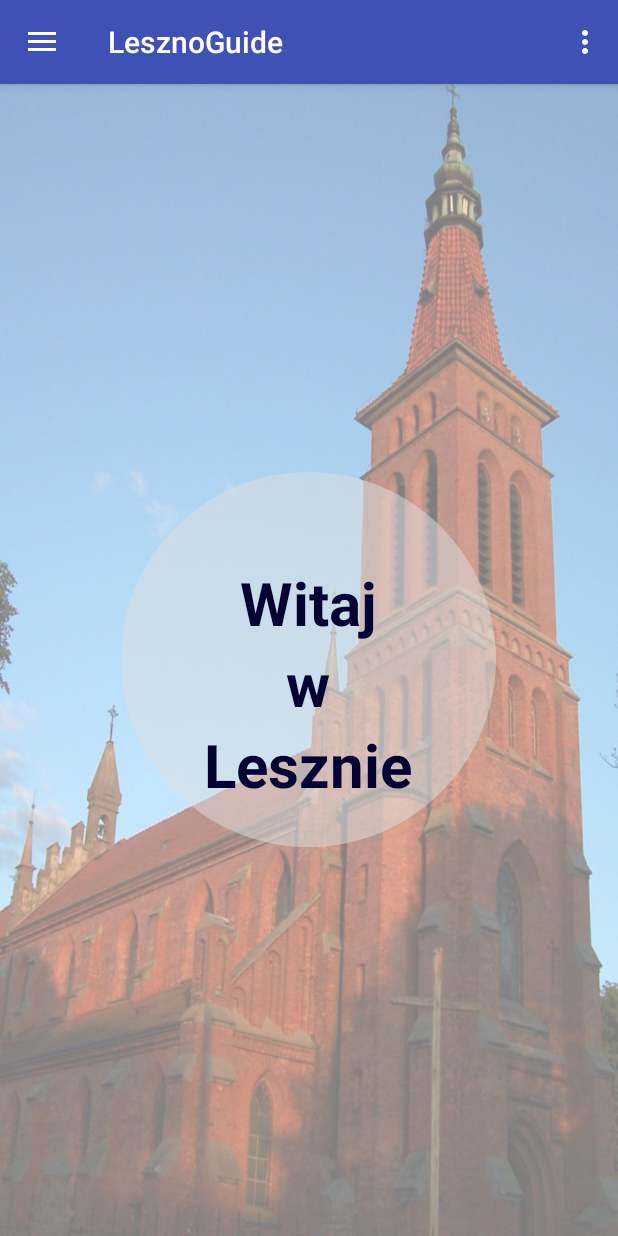
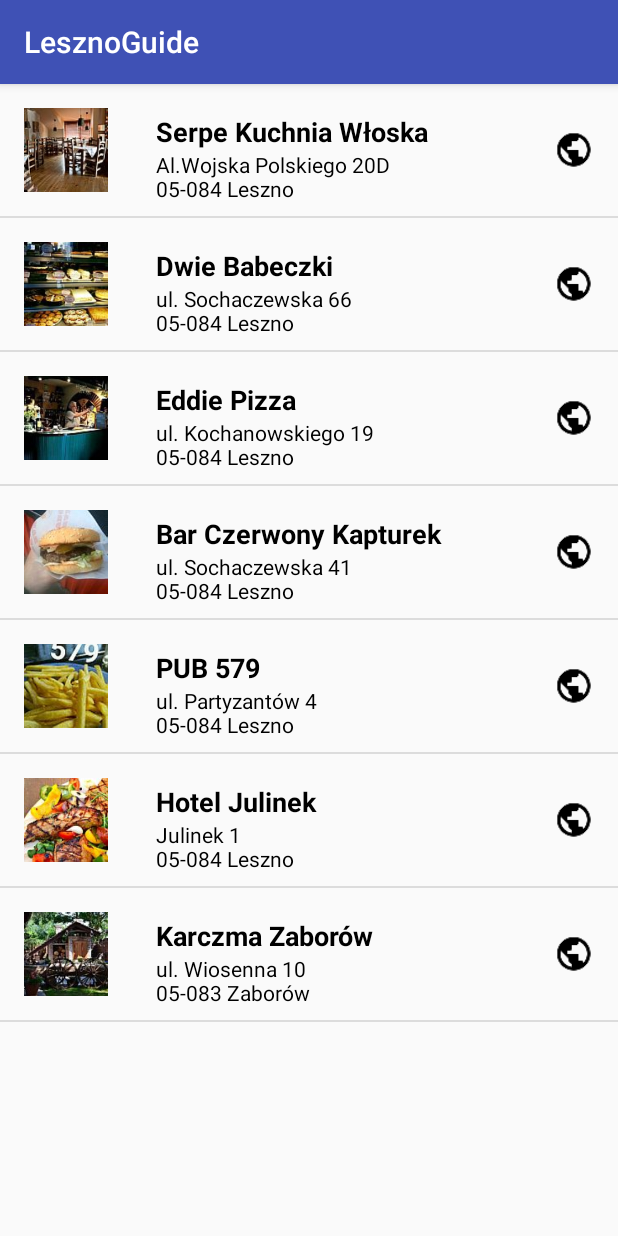
Before and after one commit to JustynaChrustna/LesznoGuide, an Android app: the screen it shows after launch (MainActivity before the commit, RestaurantsActivity after it), in the side drawer, after a tap on "Jedzenie", on a phone screen of 412 x 824 dp. Run offline under Robolectric (Android 15) with nearby library versions, the phone set to English and light mode, and no system bars.

Commit message:
Add RestaurantsActivity.

```diff
--- a/app/src/main/AndroidManifest.xml
+++ b/app/src/main/AndroidManifest.xml
@@ -18,7 +18,8 @@
                 <category android:name="android.intent.category.LAUNCHER" />
             </intent-filter>
         </activity>
-        <activity android:name=".HotelsActivity"></activity>
+        <activity android:name=".HotelsActivity" />
+        <activity android:name=".RestaurantsActivity"></activity>
     </application>
 
 </manifest>
--- a/app/src/main/java/justynachrustna/lesznoguide/HotelsActivity.java
+++ b/app/src/main/java/justynachrustna/lesznoguide/HotelsActivity.java
@@ -19,14 +19,14 @@ public class HotelsActivity extends AppCompatActivity {
         setContentView(R.layout.place_list);
 
         final ArrayList<Place> places = new ArrayList<Place>();
-        places.add(new Place("Hotel Julinek", "Julinek 1, 05-084 Leszno, Polska", R.drawable.hotels_julinek));
-        places.add(new Place("Apisołtysówka", "Powązki 11a, 05-084 Leszno, Polska", R.drawable.hotels_apisoltysowka));
-        places.add(new Place("Agroturystyka Korfowe", "Korfowe 7, 05-085 Kampinos, Polska", R.drawable.hotels_korfowe));
-        places.add(new Place("Klub Przystań", "ul. Krótka 2, 05-084 Leszno. Polska", R.drawable.hotels_przystan));
-        places.add(new Place("Stajnia Mandra", "Korfowe 8, 05-085 Kampinos, Polska", R.drawable.hotels_mandra));
-        places.add(new Place("Agroturystyka Izabella", "Powązki 14, 05-084 Leszno, Polska", R.drawable.hotels_izabella));
-        places.add(new Place("Agroturystyka Dom na Górce", "Szymanówek 11, 05-084 Leszno, Polska", R.drawable.hotels_nagorce));
-        places.add(new Place("Centrum Szkoleniowo Konsultacyjne BGŻ", "ul. Fabryczna 1, 05-084 Leszno, Polska", R.drawable.hotels_bgz));
+        places.add(new Place("Hotel Julinek", "Julinek 1"+"\n"+"05-084 Leszno", R.drawable.hotels_julinek));
+        places.add(new Place("Apisołtysówka", "Powązki 11a"+"\n"+"05-084 Leszno", R.drawable.hotels_apisoltysowka));
+        places.add(new Place("Agroturystyka Korfowe", "Korfowe 7"+"\n"+"05-085 Kampinos", R.drawable.hotels_korfowe));
+        places.add(new Place("Klub Przystań", "ul. Krótka 2"+"\n"+"05-084 Leszno", R.drawable.hotels_przystan));
+        places.add(new Place("Stajnia Mandra", "Korfowe 8"+"\n"+"05-085 Kampinos", R.drawable.hotels_mandra));
+        places.add(new Place("Agroturystyka Izabella", "Powązki 14"+"\n"+"05-084 Leszno", R.drawable.hotels_izabella));
+        places.add(new Place("Agroturystyka Dom na Górce", "Szymanówek 11"+"\n"+"05-084 Leszno", R.drawable.hotels_nagorce));
+        places.add(new Place("Centrum Szkoleniowo Konsultacyjne BGŻ", "ul. Fabryczna 1"+"\n"+"05-084 Leszno", R.drawable.hotels_bgz));
 
 
         PlaceAdapter adapter = new PlaceAdapter(this, places);
--- a/app/src/main/java/justynachrustna/lesznoguide/MainActivity.java
+++ b/app/src/main/java/justynachrustna/lesznoguide/MainActivity.java
@@ -72,10 +72,11 @@ public class MainActivity extends AppCompatActivity
         int id = item.getItemId();
 
         if (id == R.id.nav_hotels) {
-            Intent restaurantsIntent = new Intent(MainActivity.this, HotelsActivity.class);
+            Intent hotelsIntent = new Intent(MainActivity.this, HotelsActivity.class);
+            startActivity(hotelsIntent);
+        } else if (id == R.id.nav_restaurants) {
+            Intent restaurantsIntent = new Intent(MainActivity.this, RestaurantsActivity.class);
             startActivity(restaurantsIntent);
-        } else if (id == R.id.nav_restaurants) {
-
         } else if (id == R.id.nav_attractions) {
 
         } else if (id == R.id.nav_books) {
--- /dev/null
+++ b/app/src/main/java/justynachrustna/lesznoguide/RestaurantsActivity.java
@@ -0,0 +1,45 @@
+package justynachrustna.lesznoguide;
+
+import android.support.v7.app.AppCompatActivity;
+import android.os.Bundle;
+import android.view.View;
+import android.widget.AdapterView;
+import android.widget.ListView;
+
+import java.util.ArrayList;
+
+public class RestaurantsActivity extends AppCompatActivity {
+
+    @Override
+    protected void onCreate(Bundle savedInstanceState) {
+        super.onCreate(savedInstanceState);
+        setContentView(R.layout.place_list);
+
+        final ArrayList<Place> places = new ArrayList<Place>();
+        places.add(new Place("Serpe Kuchnia Włoska", "Al.Wojska Polskiego 20D"+"\n"+"05-084 Leszno", R.drawable.restaurants_serpe));
+        places.add(new Place("Dwie Babeczki", "ul. Sochaczewska 66"+"\n"+"05-084 Leszno", R.drawable.restaurants_babeczki));
+        places.add(new Place("Eddie Pizza", "ul. Kochanowskiego 19"+"\n"+"05-084 Leszno", R.drawable.restaurants_eddie));
+        places.add(new Place("Bar Czerwony Kapturek", "ul. Sochaczewska 41"+"\n"+"05-084 Leszno", R.drawable.restaurants_kapturek));
+        places.add(new Place("PUB 579", "ul. Partyzantów 4"+"\n"+"05-084 Leszno", R.drawable.restaurants_pub));
+        places.add(new Place("Hotel Julinek", "Julinek 1"+"\n"+"05-084 Leszno", R.drawable.restaurants_julinek));
+        places.add(new Place("Karczma Zaborów", "ul. Wiosenna 10"+"\n"+"05-083 Zaborów", R.drawable.restaurants_zaborow));
+
+
+        PlaceAdapter adapter = new PlaceAdapter(this, places);
+
+        ListView listView = (ListView) findViewById(R.id.list);
+
+        listView.setAdapter(adapter);
+        listView.setOnItemClickListener(new AdapterView.OnItemClickListener() {
+            @Override
+            public void onItemClick(AdapterView<?> adapterView, View view, int position, long l) {
+                Place place=places.get(position);
+
+
+
+
+
+            }
+        });
+    }
+}
--- a/app/src/main/res/layout/list_item.xml
+++ b/app/src/main/res/layout/list_item.xml
@@ -22,7 +22,7 @@
         android:orientation="vertical"
         android:paddingLeft="16dp">
 
-        <TextView
+         <TextView
             android:id="@+id/place_name_text_view"
             android:layout_width="match_parent"
             android:layout_height="0dp"
```
Also changed, not shown: app/src/main/res/layout/activity_restaurants.xml (added, +13 -0 lines), app/src/main/res/drawable/restaurants_babeczki.jpg (added), app/src/main/res/drawable/restaurants_eddie.jpg (added), app/src/main/res/drawable/restaurants_julinek.jpg (added), app/src/main/res/drawable/restaurants_kapturek.jpg (added), app/src/main/res/drawable/restaurants_pub.jpg (added), app/src/main/res/drawable/restaurants_serpe.jpg (added), app/src/main/res/drawable/restaurants_zaborow.jpg (added).
